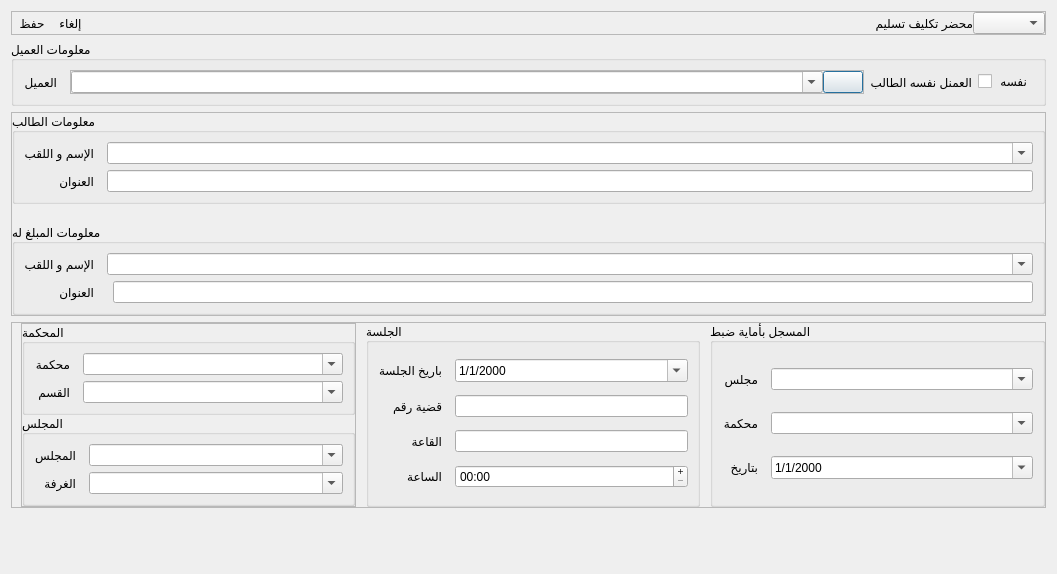
Qt form ui/widgets/form_act.ui (dukehub/baillif_app_v2) before a commit.
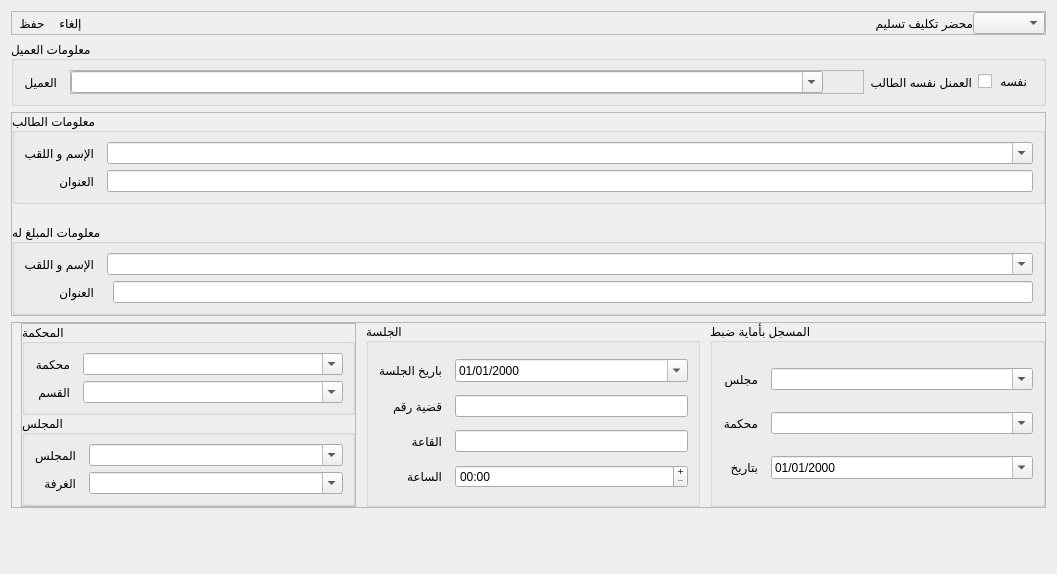
The same form after that commit. Icons and pictures are not drawn.

```diff
--- a/ui/widgets/form_act.ui
+++ b/ui/widgets/form_act.ui
@@ -184,6 +184,9 @@
               <iconset resource="../ui.resources.qrc">
                <normaloff>:/icons/icons/plus_math.png</normaloff>:/icons/icons/plus_math.png</iconset>
              </property>
+             <property name="flat">
+              <bool>true</bool>
+             </property>
             </widget>
            </item>
           </layout>
@@ -513,7 +516,7 @@
               </sizepolicy>
              </property>
              <property name="displayFormat">
-              <string>d/M/yyyy</string>
+              <string>dd/MM/yyyy</string>
              </property>
              <property name="calendarPopup">
               <bool>true</bool>
@@ -752,7 +755,7 @@
               </sizepolicy>
              </property>
              <property name="displayFormat">
-              <string>d/M/yyyy</string>
+              <string>dd/MM/yyyy</string>
              </property>
              <property name="calendarPopup">
               <bool>true</bool>
```
Left out of the diff: 5 changed lines with no effect on the pictures.
